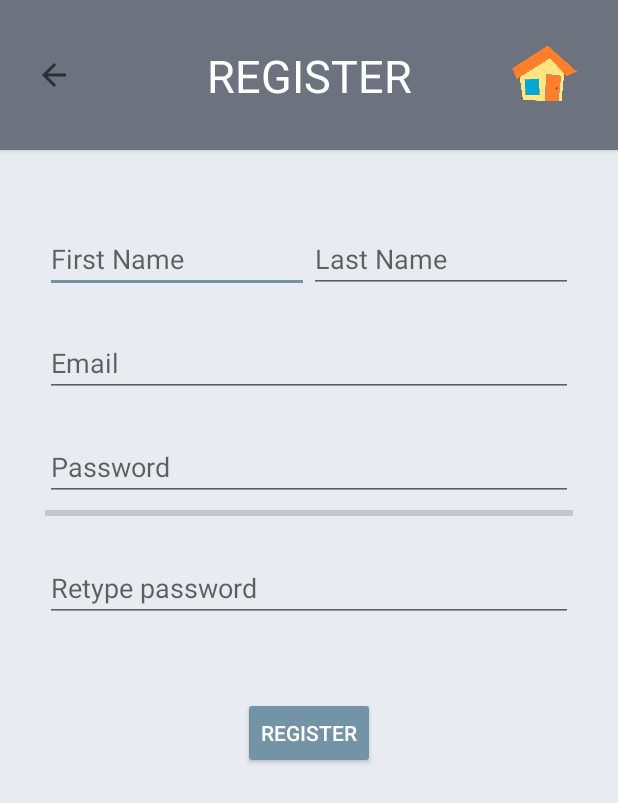
After one commit to TheMeanMachine/android_housekeeping, an Android app: the registration screen opened directly, with no data from a screen before it, on a phone screen of 412 x 824 dp. The commit adds this screen. Shown: the top 803 px of the screen. Run offline under Robolectric (Android 15) with nearby library versions, the phone set to English and light mode, and no system bars.

Commit message:
Registration activity

```diff
--- a/app/src/main/AndroidManifest.xml
+++ b/app/src/main/AndroidManifest.xml
@@ -9,6 +9,7 @@
         android:roundIcon="@mipmap/ic_launcher_round"
         android:supportsRtl="true"
         android:theme="@style/AppTheme">
+        <activity android:name=".registration"></activity>
         <activity android:name=".forgotPassword">
             <intent-filter>
                 <action android:name="android.intent.action.MAIN" />
@@ -17,7 +18,6 @@
             </intent-filter>
         </activity>
         <activity android:name=".login_main">
-
             <intent-filter>
                 <action android:name="android.intent.action.MAIN" />
 
--- /dev/null
+++ b/app/src/main/java/com/example/a300cemandroid/registration.java
@@ -0,0 +1,13 @@
+package com.example.a300cemandroid;
+
+import android.support.v7.app.AppCompatActivity;
+import android.os.Bundle;
+
+public class registration extends AppCompatActivity {
+
+    @Override
+    protected void onCreate(Bundle savedInstanceState) {
+        super.onCreate(savedInstanceState);
+        setContentView(R.layout.activity_registration);
+    }
+}
--- /dev/null
+++ b/app/src/main/res/layout/activity_registration.xml
@@ -0,0 +1,219 @@
+<?xml version="1.0" encoding="utf-8"?>
+<android.support.constraint.ConstraintLayout xmlns:android="http://schemas.android.com/apk/res/android"
+    xmlns:app="http://schemas.android.com/apk/res-auto"
+    xmlns:tools="http://schemas.android.com/tools"
+    android:layout_width="match_parent"
+    android:layout_height="match_parent"
+    tools:context=".registration">
+
+    <LinearLayout
+        android:id="@+id/linearLayout"
+        android:layout_width="match_parent"
+        android:layout_height="match_parent"
+        android:background="@color/colorPrimary"
+        android:orientation="vertical"
+        app:layout_constraintBottom_toBottomOf="parent"
+        app:layout_constraintStart_toStartOf="parent"
+        app:layout_constraintTop_toTopOf="parent">
+
+        <LinearLayout
+            android:layout_width="match_parent"
+            android:layout_height="100dp"
+            android:background="@color/colorPrimaryDark"
+            android:elevation="2dp"
+            android:orientation="vertical">
+
+            <android.support.constraint.ConstraintLayout
+                android:layout_width="match_parent"
+                android:layout_height="0dp"
+                android:layout_weight="2">
+
+
+                <ImageView
+                    android:id="@+id/imageView3"
+                    android:layout_width="50dp"
+                    android:layout_height="50dp"
+                    android:layout_marginTop="@dimen/StandardSpacing"
+                    android:layout_marginEnd="@dimen/StandardSpacing"
+                    android:layout_marginRight="@dimen/StandardSpacing"
+                    app:layout_constraintEnd_toEndOf="parent"
+                    app:layout_constraintTop_toTopOf="parent"
+                    app:srcCompat="@drawable/app_logo" />
+
+                <TextView
+                    android:id="@+id/textView"
+                    android:layout_width="match_parent"
+                    android:layout_height="wrap_content"
+                    android:layout_weight="2"
+                    android:gravity="center"
+                    android:text="@string/register"
+                    android:textColor="@color/textWhite"
+                    android:textColorLink="@color/textWhite"
+                    android:textSize="@dimen/text_heading1"
+                    app:layout_constraintBottom_toBottomOf="parent"
+                    app:layout_constraintEnd_toEndOf="parent"
+                    app:layout_constraintStart_toStartOf="parent"
+                    app:layout_constraintTop_toTopOf="parent" />
+
+                <Button
+                    android:id="@+id/button"
+                    style="@style/Widget.AppCompat.Button.Borderless"
+                    android:layout_width="@dimen/standardIcon"
+                    android:layout_height="@dimen/StandardSpacing"
+                    android:layout_marginStart="24dp"
+                    android:layout_marginLeft="24dp"
+                    android:background="?attr/actionModeCloseDrawable"
+                    app:layout_constraintBottom_toBottomOf="parent"
+                    app:layout_constraintStart_toStartOf="parent"
+                    app:layout_constraintTop_toTopOf="parent" />
+
+            </android.support.constraint.ConstraintLayout>
+
+        </LinearLayout>
+
+        <ScrollView
+            android:layout_width="match_parent"
+            android:layout_height="wrap_content"
+            android:background="@android:color/transparent">
+
+            <LinearLayout
+                android:layout_width="match_parent"
+                android:layout_height="wrap_content"
+                android:layout_marginLeft="30dp"
+                android:layout_marginRight="30dp"
+                android:background="@android:color/transparent"
+                android:gravity="center"
+                android:orientation="vertical">
+
+                <Space
+                    android:layout_width="match_parent"
+                    android:layout_height="50dp" />
+
+                <LinearLayout
+                    android:layout_width="match_parent"
+                    android:layout_height="match_parent">
+
+                    <EditText
+                        android:id="@+id/nameText"
+                        android:layout_width="0dp"
+                        android:layout_height="wrap_content"
+                        android:layout_weight="1"
+                        android:autofillHints=""
+                        android:ems="10"
+                        android:hint="@string/firstName"
+                        android:inputType="textPersonName" />
+
+                    <EditText
+                        android:id="@+id/nameText2"
+                        android:layout_width="0dp"
+                        android:layout_height="wrap_content"
+                        android:layout_weight="1"
+                        android:autofillHints=""
+                        android:ems="10"
+                        android:hint="@string/lastName"
+                        android:inputType="textPersonName" />
+
+                </LinearLayout>
+
+                <Space
+                    android:layout_width="match_parent"
+                    android:layout_height="@dimen/StandardSpacing" />
+
+                <LinearLayout
+                    android:layout_width="match_parent"
+                    android:layout_height="match_parent"
+                    android:orientation="vertical">
+
+                    <EditText
+                        android:id="@+id/emailText"
+                        android:layout_width="match_parent"
+                        android:layout_height="wrap_content"
+                        android:autofillHints=""
+                        android:ems="10"
+                        android:hint="@string/email"
+                        android:inputType="textEmailAddress" />
+
+                    <TextView
+                        android:id="@+id/emailValidationText"
+                        android:layout_width="match_parent"
+                        android:layout_height="wrap_content"
+                        android:text="@string/emailValidation"
+                        android:textColor="@color/textWarn"
+                        android:visibility="gone" />
+                </LinearLayout>
+
+                <Space
+                    android:layout_width="match_parent"
+                    android:layout_height="@dimen/StandardSpacing" />
+
+                <LinearLayout
+                    android:layout_width="match_parent"
+                    android:layout_height="match_parent"
+                    android:orientation="vertical">
+
+                    <EditText
+                        android:id="@+id/password"
+                        android:layout_width="match_parent"
+                        android:layout_height="wrap_content"
+                        android:ems="10"
+                        android:hint="@string/password"
+                        android:inputType="textPassword" />
+
+                    <ProgressBar
+                        android:id="@+id/passwordStrengthBar"
+                        style="?android:attr/progressBarStyleHorizontal"
+                        android:layout_width="match_parent"
+                        android:layout_height="wrap_content"
+                        android:max="3"
+                        android:progress="0" />
+
+                    <TextView
+                        android:id="@+id/passwordStrengthText"
+                        android:layout_width="match_parent"
+                        android:layout_height="wrap_content" />
+
+                    <TextView
+                        android:id="@+id/passwordValidationText"
+                        android:layout_width="match_parent"
+                        android:layout_height="wrap_content"
+                        android:text="@string/passwordValidation"
+                        android:textColor="@color/textWarn"
+                        android:visibility="gone" />
+
+                </LinearLayout>
+
+                <LinearLayout
+                    android:layout_width="match_parent"
+                    android:layout_height="match_parent"
+                    android:orientation="vertical">
+
+                    <EditText
+                        android:id="@+id/passwordRetype"
+                        android:layout_width="match_parent"
+                        android:layout_height="wrap_content"
+                        android:ems="10"
+                        android:hint="@string/retypePassword"
+                        android:inputType="textPassword" />
+
+                </LinearLayout>
+
+                <Space
+                    android:layout_width="match_parent"
+                    android:layout_height="50dp" />
+
+                <Button
+                    android:id="@+id/login"
+                    style="@style/Widget.AppCompat.Button.Colored"
+                    android:layout_width="wrap_content"
+                    android:layout_height="wrap_content"
+                    android:text="@string/register" />
+
+                <Space
+                    android:layout_width="match_parent"
+                    android:layout_height="50dp" />
+
+            </LinearLayout>
+        </ScrollView>
+
+    </LinearLayout>
+</android.support.constraint.ConstraintLayout>
--- a/app/src/main/res/values/strings.xml
+++ b/app/src/main/res/values/strings.xml
@@ -16,4 +16,7 @@
     <string name="passOkay">Okay</string>
     <string name="passStrong">Strong</string>
     <string name="submit">SUBMIT</string>
+    <string name="retypePassword">Retype password</string>
+    <string name="firstName">First Name</string>
+    <string name="lastName">Last Name</string>
 </resources>
```
